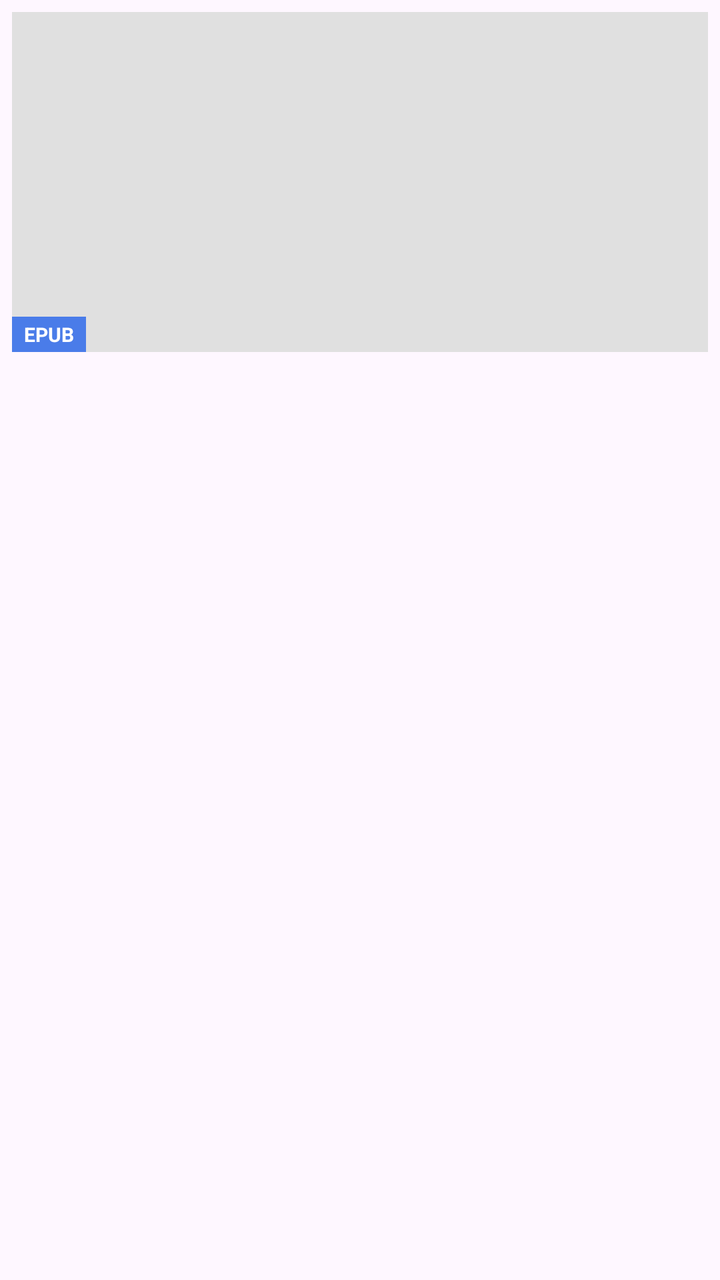
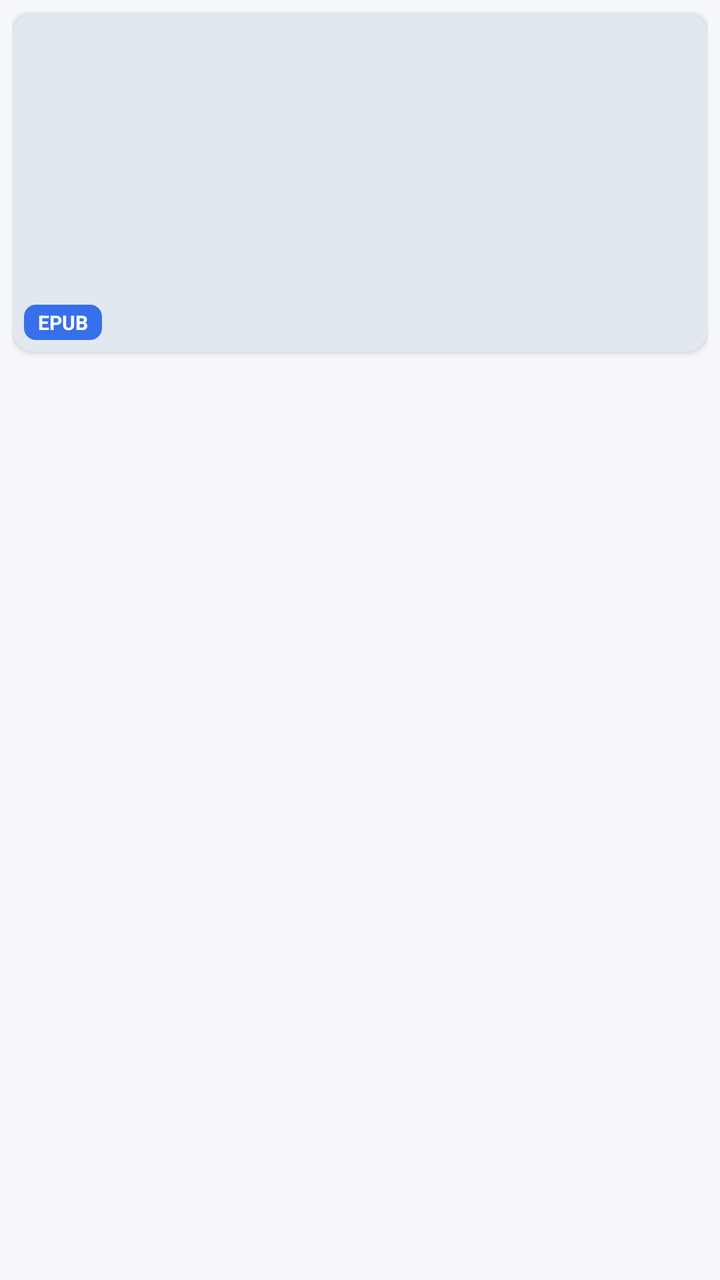

Screens rendered from an Android XML layout before and after an edit, with the pre-edit source and the edit as a unified diff.
<!-- AndroidManifest.xml: application theme Theme.WeBook -->
<!-- res/layout/item_cover.xml -->
<?xml version="1.0" encoding="utf-8"?>
<LinearLayout xmlns:android="http://schemas.android.com/apk/res/android"
    android:layout_width="match_parent"
    android:layout_height="wrap_content"
    android:orientation="vertical"
    android:background="?attr/selectableItemBackground"
    android:padding="6dp">

    <FrameLayout
        android:layout_width="match_parent"
        android:layout_height="170dp">

        <ImageView
            android:id="@+id/cover"
            android:layout_width="match_parent"
            android:layout_height="match_parent"
            android:scaleType="centerCrop"
            android:background="#E0E0E0"
            android:contentDescription="@null" />

        <TextView
            android:id="@+id/badge"
            android:layout_width="wrap_content"
            android:layout_height="wrap_content"
            android:layout_gravity="bottom|start"
            android:background="#CC2563EB"
            android:paddingHorizontal="6dp"
            android:paddingVertical="2dp"
            android:textColor="#FFFFFF"
            android:textSize="10sp"
            android:textStyle="bold"
            tools:ignore="HardcodedText"
            xmlns:tools="http://schemas.android.com/tools"
            android:text="EPUB" />
    </FrameLayout>

    <TextView
        android:id="@+id/title"
        android:layout_width="match_parent"
        android:layout_height="wrap_content"
        android:layout_marginTop="4dp"
        android:maxLines="2"
        android:ellipsize="end"
        android:textSize="13sp"
        android:textColor="?android:attr/textColorPrimary" />

    <TextView
        android:id="@+id/author"
        android:layout_width="match_parent"
        android:layout_height="wrap_content"
        android:maxLines="1"
        android:ellipsize="end"
        android:textSize="11sp"
        android:textColor="#888888" />

    <TextView
        android:id="@+id/stars"
        android:layout_width="match_parent"
        android:layout_height="wrap_content"
        android:textSize="11sp"
        android:textColor="#F5A623" />
</LinearLayout>
<!-- resources referenced by this layout -->
<resources>
  <style name="Theme.WeBook" parent="Theme.Material3.DayNight.NoActionBar">
          <item name="colorPrimary">@color/brand</item>
          <item name="colorPrimaryDark">@color/brand_dark</item>
          <item name="colorPrimaryVariant">@color/brand_dark</item>
          <item name="colorOnPrimary">@color/white</item>
          <item name="colorSecondary">@color/brand</item>
          <item name="colorOnSecondary">@color/white</item>
      </style>
  <color name="brand">#2563EB</color>
  <color name="brand_dark">#1D4ED8</color>
  <color name="white">#FFFFFFFF</color>
</resources>

<!-- the commit's change to res/layout/item_cover.xml (unified diff, before → after) -->
@@ -1,47 +1,57 @@
 <?xml version="1.0" encoding="utf-8"?>
 <LinearLayout xmlns:android="http://schemas.android.com/apk/res/android"
+    xmlns:app="http://schemas.android.com/apk/res-auto"
+    xmlns:tools="http://schemas.android.com/tools"
     android:layout_width="match_parent"
     android:layout_height="wrap_content"
     android:orientation="vertical"
     android:background="?attr/selectableItemBackground"
     android:padding="6dp">
 
-    <FrameLayout
+    <com.google.android.material.card.MaterialCardView
         android:layout_width="match_parent"
-        android:layout_height="170dp">
+        android:layout_height="170dp"
+        app:cardCornerRadius="12dp"
+        app:cardElevation="2dp">
 
-        <ImageView
-            android:id="@+id/cover"
+        <FrameLayout
             android:layout_width="match_parent"
-            android:layout_height="match_parent"
-            android:scaleType="centerCrop"
-            android:background="#E0E0E0"
-            android:contentDescription="@null" />
+            android:layout_height="match_parent">
 
-        <TextView
-            android:id="@+id/badge"
-            android:layout_width="wrap_content"
-            android:layout_height="wrap_content"
-            android:layout_gravity="bottom|start"
-            android:background="#CC2563EB"
-            android:paddingHorizontal="6dp"
-            android:paddingVertical="2dp"
-            android:textColor="#FFFFFF"
-            android:textSize="10sp"
-            android:textStyle="bold"
-            tools:ignore="HardcodedText"
-            xmlns:tools="http://schemas.android.com/tools"
-            android:text="EPUB" />
-    </FrameLayout>
+            <ImageView
+                android:id="@+id/cover"
+                android:layout_width="match_parent"
+                android:layout_height="match_parent"
+                android:scaleType="centerCrop"
+                android:background="#E2E8F0"
+                android:contentDescription="@null" />
+
+            <TextView
+                android:id="@+id/badge"
+                android:layout_width="wrap_content"
+                android:layout_height="wrap_content"
+                android:layout_gravity="bottom|start"
+                android:layout_margin="6dp"
+                android:background="@drawable/badge_bg"
+                android:paddingHorizontal="7dp"
+                android:paddingVertical="2dp"
+                android:textColor="#FFFFFF"
+                android:textSize="10sp"
+                android:textStyle="bold"
+                tools:ignore="HardcodedText"
+                android:text="EPUB" />
+        </FrameLayout>
+    </com.google.android.material.card.MaterialCardView>
 
     <TextView
         android:id="@+id/title"
         android:layout_width="match_parent"
         android:layout_height="wrap_content"
-        android:layout_marginTop="4dp"
+        android:layout_marginTop="6dp"
         android:maxLines="2"
         android:ellipsize="end"
         android:textSize="13sp"
+        android:textStyle="bold"
         android:textColor="?android:attr/textColorPrimary" />
 
     <TextView
@@ -51,7 +61,7 @@
         android:maxLines="1"
         android:ellipsize="end"
         android:textSize="11sp"
-        android:textColor="#888888" />
+        android:textColor="?android:attr/textColorSecondary" />
 
     <TextView
         android:id="@+id/stars"
<!-- resource entries referenced after the edit -->
@@ -1,15 +1,35 @@
 <!-- resources referenced by this layout -->
 <resources>
+  <!-- drawable badge_bg (drawable) -->
+  <?xml version="1.0" encoding="utf-8"?>
+  <shape xmlns:android="http://schemas.android.com/apk/res/android"
+      android:shape="rectangle">
+      <solid android:color="#E62563EB" />
+      <corners android:radius="6dp" />
+  </shape>
   <style name="Theme.WeBook" parent="Theme.Material3.DayNight.NoActionBar">
           <item name="colorPrimary">@color/brand</item>
           <item name="colorPrimaryDark">@color/brand_dark</item>
           <item name="colorPrimaryVariant">@color/brand_dark</item>
           <item name="colorOnPrimary">@color/white</item>
-          <item name="colorSecondary">@color/brand</item>
+          <item name="colorSecondary">@color/accent</item>
           <item name="colorOnSecondary">@color/white</item>
+          <item name="android:colorBackground">@color/bg_light</item>
+          <item name="colorSurface">@color/surface_light</item>
+          <item name="colorOnSurface">@color/on_surface_light</item>
+          <item name="android:statusBarColor">@color/brand_dark</item>
+          <item name="materialCardViewStyle">@style/WeBook.Card</item>
       </style>
   <color name="brand">#2563EB</color>
   <color name="brand_dark">#1D4ED8</color>
   <color name="white">#FFFFFFFF</color>
+  <color name="accent">#0EA5E9</color>
+  <color name="bg_light">#F5F7FB</color>
+  <color name="surface_light">#FFFFFF</color>
+  <color name="on_surface_light">#1A2233</color>
+  <style name="WeBook.Card" parent="Widget.Material3.CardView.Elevated">
+          <item name="cardCornerRadius">16dp</item>
+          <item name="cardElevation">1dp</item>
+      </style>
 </resources>
 
